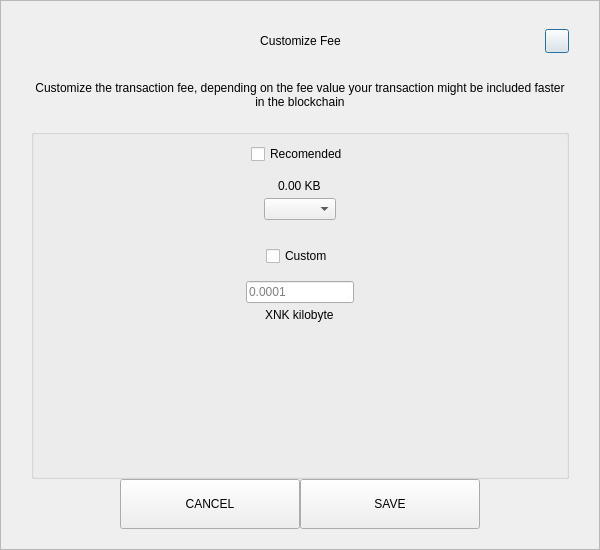
Above: src/qt/encocoin/forms/sendcustomfeedialog.ui from Kopernikus-dev/xnk-testing before the change. Below: the same form after it.
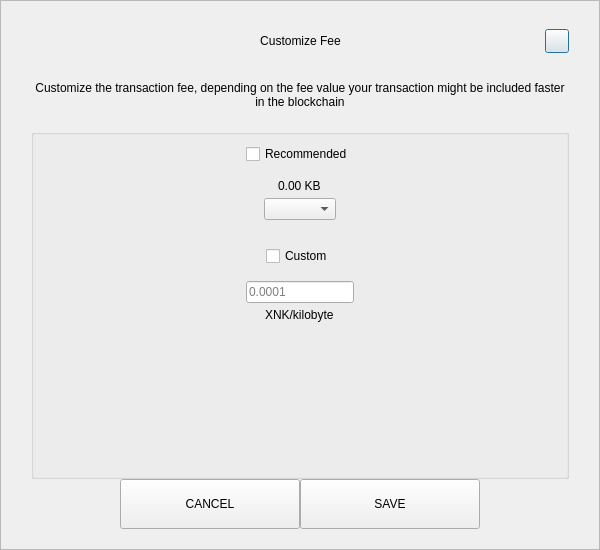
That is the form after the change.

What changed in the file:
```diff
--- a/src/qt/encocoin/forms/sendcustomfeedialog.ui
+++ b/src/qt/encocoin/forms/sendcustomfeedialog.ui
@@ -201,7 +201,7 @@
            <item alignment="Qt::AlignHCenter">
             <widget class="QCheckBox" name="checkBoxRecommended">
              <property name="text">
-              <string>Recomended</string>
+              <string>Recommended</string>
              </property>
             </widget>
            </item>
@@ -287,7 +287,7 @@
            <item alignment="Qt::AlignHCenter">
             <widget class="QLabel" name="labelCustomFee">
              <property name="text">
-              <string>XNK kilobyte</string>
+              <string>XNK/kilobyte</string>
              </property>
             </widget>
            </item>
```
